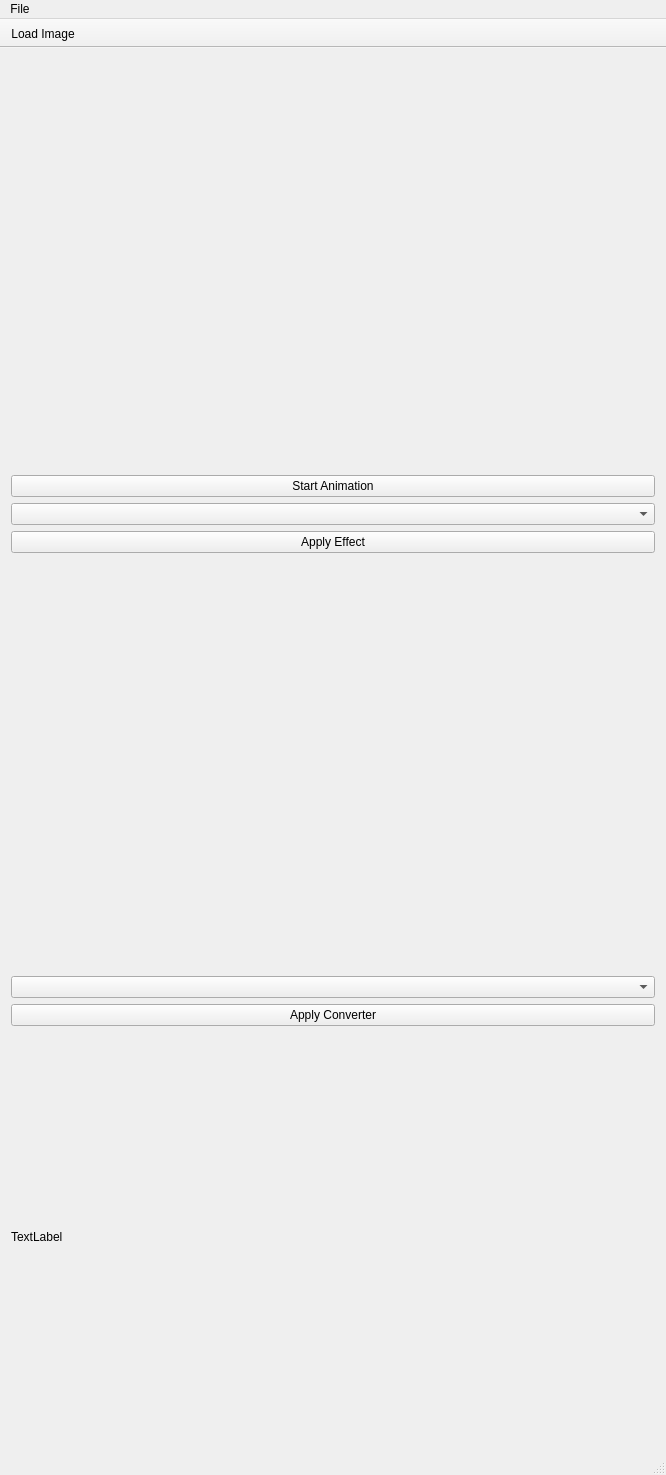
Before: the Qt Designer form ConverterTester/convertertester.ui in Spuddles/OpenCL-Testing, drawn with Qt 5.
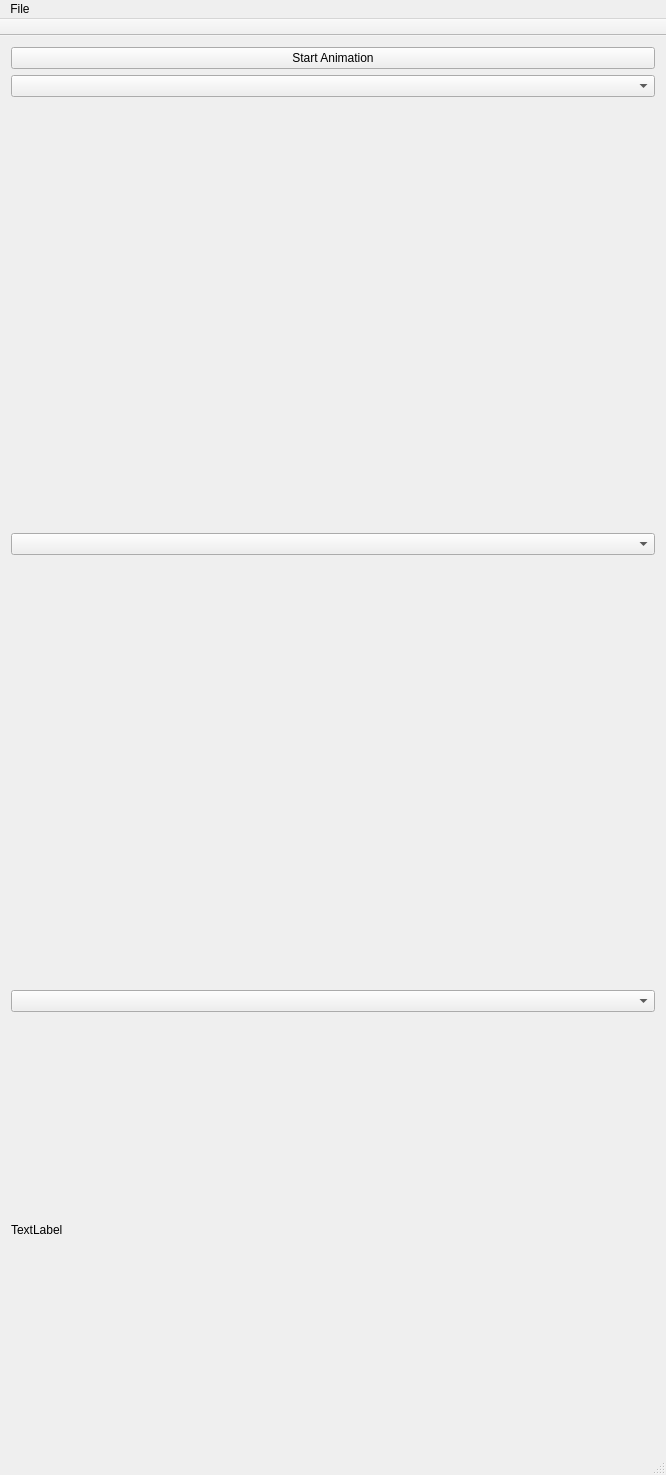
After: the same form once the commit is applied. Icons and pictures are not drawn.

Commit message: Added generators and integrated into anim function

What changed in the file:
```diff
--- a/ConverterTester/convertertester.ui
+++ b/ConverterTester/convertertester.ui
@@ -33,16 +33,6 @@
   </property>
   <widget class="QWidget" name="centralWidget">
    <layout class="QVBoxLayout" name="verticalLayout">
-    <item>
-     <widget class="QLabel" name="beforeImage">
-      <property name="text">
-       <string/>
-      </property>
-      <property name="pixmap">
-       <pixmap>../Images/RGB-Megaman.jpg</pixmap>
-      </property>
-     </widget>
-    </item>
     <item>
      <widget class="QPushButton" name="startAnimation">
       <property name="text">
@@ -50,16 +40,19 @@
       </property>
      </widget>
     </item>
+    <item>
+     <widget class="QComboBox" name="generatorComboBox"/>
+    </item>
+    <item>
+     <widget class="QLabel" name="beforeImage">
+      <property name="text">
+       <string/>
+      </property>
+     </widget>
+    </item>
     <item>
      <widget class="QComboBox" name="effectComboBox"/>
     </item>
-    <item>
-     <widget class="QPushButton" name="applyEffectButton">
-      <property name="text">
-       <string>Apply Effect</string>
-      </property>
-     </widget>
-    </item>
     <item>
      <widget class="QLabel" name="afterImage">
       <property name="text">
@@ -73,13 +66,6 @@
     <item>
      <widget class="QComboBox" name="converterComboBox"/>
     </item>
-    <item>
-     <widget class="QPushButton" name="applyConverterButton">
-      <property name="text">
-       <string>Apply Converter</string>
-      </property>
-     </widget>
-    </item>
     <item>
      <widget class="QLabel" name="label">
       <property name="text">
@@ -121,7 +107,6 @@
    <attribute name="toolBarBreak">
     <bool>false</bool>
    </attribute>
-   <addaction name="actionLoad_Image"/>
   </widget>
   <widget class="QStatusBar" name="statusBar"/>
   <action name="actionLoad_Image">
```
Left out of the diff: 51 changed lines with no effect on the pictures. The commit also changes 5 other files.
